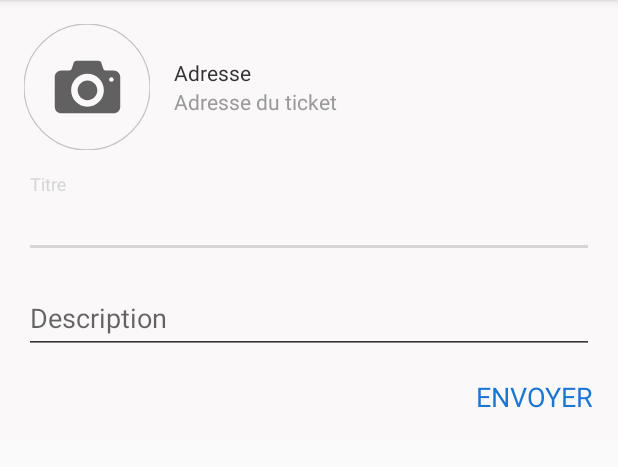
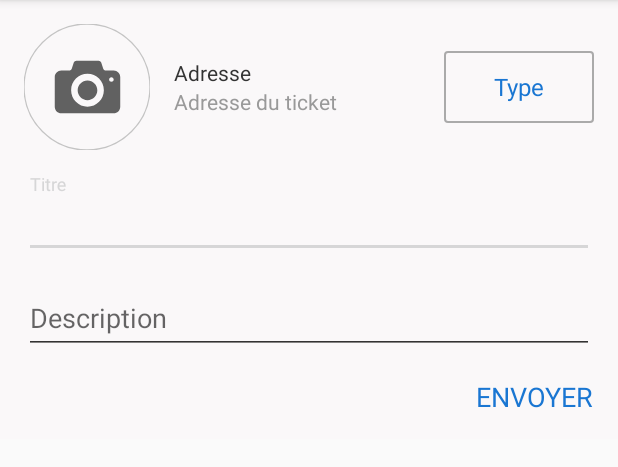
Before and after one commit to fabredthunder/ilmc_android, an Android app: the fragment TicketCreationFragment placed in its activity, after a tap on "ENVOYER", on a phone screen of 412 x 824 dp, the part 84-551 px from its top. Run offline under Robolectric (Android 15) with nearby library versions, the phone set to English and light mode, and no system bars; our stand-ins replace ButterKnife, EventBus; libraries missing offline, so code that uses them is left out: com.luseen.spacenavigation, com.nguyenhoanglam.imagepicker, pl.aprilapps.easyphotopicker, retrofit.client; pictures from the network do not load; 26 statements that could not run were skipped.

Commit message:
fix some bugs

```diff
--- a/app/src/debug/res/values/google_maps_api.xml
+++ b/app/src/debug/res/values/google_maps_api.xml
@@ -1,5 +1,5 @@
 <resources>
     <string name="google_maps_key" templateMergeStrategy="preserve" translatable="false">
-       AIzaSyBAOLjJa0YUtrFKLW-2a3KqSzI3iDvp5B4
+       AIzaSyD24-daxo7K11BKQ0SffDTToG9ceZSxRuY
     </string>
 </resources>
--- a/app/src/main/java/fr/ilovemycity/android/models/Ticket.java
+++ b/app/src/main/java/fr/ilovemycity/android/models/Ticket.java
@@ -29,6 +29,7 @@ public class Ticket implements Serializable {
     private boolean  vote;
     private String   status;
     private String  creatorId;
+    private String  type;
 
     // City informations
     private String cityId;
@@ -172,6 +173,14 @@ public class Ticket implements Serializable {
         this.creatorId = creatorId;
     }
 
+    public String getType() {
+        return type;
+    }
+
+    public void setType(String type) {
+        this.type = type;
+    }
+
     /**
      * Helpers
      */
--- a/app/src/main/java/fr/ilovemycity/android/views/CityFragment.java
+++ b/app/src/main/java/fr/ilovemycity/android/views/CityFragment.java
@@ -13,6 +13,7 @@ import android.widget.Button;
 import android.widget.ImageView;
 import android.widget.LinearLayout;
 import android.widget.TextView;
+import android.widget.Toast;
 
 import com.bumptech.glide.Glide;
 import com.bumptech.glide.load.engine.DiskCacheStrategy;
@@ -223,6 +224,7 @@ public class CityFragment extends Fragment {
                     @Override
                     public void onClick(DialogInterface dialogInterface, int i) {
 
+                        if (mCity.getLocation() != null) {
                             String geo = "google.navigation:q=" + mCity.getLocation().getCoordinates()[0] + "," + mCity.getLocation().getCoordinates()[1];
 
                             Uri gmmIntentUri = Uri.parse(geo);
@@ -231,6 +233,8 @@ public class CityFragment extends Fragment {
                             if (mapIntent.resolveActivity(getActivity().getPackageManager()) != null) {
                                 startActivity(mapIntent);
                             }
+                        } else
+                            Toast.makeText(getActivity(), "Error", Toast.LENGTH_SHORT).show();
 
                     }
                 })
--- a/app/src/main/java/fr/ilovemycity/android/views/TicketCreationFragment.java
+++ b/app/src/main/java/fr/ilovemycity/android/views/TicketCreationFragment.java
@@ -9,8 +9,10 @@ import android.support.v4.content.ContextCompat;
 import android.view.LayoutInflater;
 import android.view.View;
 import android.view.ViewGroup;
+import android.widget.ArrayAdapter;
 import android.widget.EditText;
 import android.widget.ImageView;
+import android.widget.Spinner;
 import android.widget.TextView;
 import android.widget.Toast;
 
@@ -54,11 +56,14 @@ public class TicketCreationFragment extends Fragment implements View.OnClickList
      * ATTRIBUTES *
      **************/
 
+    String[] types = {"Type", "Incident", "Danger", "Initiative", "Divers"};
+
     @BindView(R.id.iv_photo_ticket) ImageView   ivPhotoTicket;
     @BindView(R.id.tv_ticket_adress) TextView   tvTicketAdress;
     @BindView(R.id.input_title) EditText        etTitle;
     @BindView(R.id.input_description) EditText  etDescription;
     @BindView(R.id.tv_submit) TextView          tvSubmit;
+    @BindView(R.id.spinner_type) Spinner        spinnerType;
 
     private LatLng      position;
     private File        photoFile = null;
@@ -88,6 +93,14 @@ public class TicketCreationFragment extends Fragment implements View.OnClickList
     public void onStart() {
         super.onStart();
         EventBus.getDefault().register(this);
+
+        final ArrayAdapter<CharSequence> adapter = new ArrayAdapter<>(getContext(), R.layout.spinner_item);
+
+        for (String type : types) {
+            adapter.add(type);
+        }
+        spinnerType.setAdapter(adapter);
+        spinnerType.setSelection(0);
     }
 
     @Override
@@ -119,6 +132,14 @@ public class TicketCreationFragment extends Fragment implements View.OnClickList
                 ticket.setAddress(tvTicketAdress.getText().toString());
                 ticket.setDescription(etDescription.getText().toString());
                 ticket.setCityId(ILMCApp.getUser().getCityId());
+                ticket.setType(types[spinnerType.getSelectedItemPosition()]);
+
+                String type = types[spinnerType.getSelectedItemPosition()];
+
+                if (type.equals("Type"))
+                    type = "Divers";
+
+                ticket.setType(type);
 
                 ticket.setLocation(new Loc());
 
@@ -129,10 +150,10 @@ public class TicketCreationFragment extends Fragment implements View.OnClickList
 
                     @Override
                     public void success(Ticket ticket, Response response) {
+                        EventBus.getDefault().postSticky(new RefreshTicketsEvent("createdAt"));
+                        EventBus.getDefault().post(new RefreshMapEvent());
+
                         if (photoFile != null) {
-                            EventBus.getDefault().postSticky(new RefreshTicketsEvent("createdAt"));
-                            EventBus.getDefault().post(new RefreshMapEvent());
-
                             InputStream is;
                             try {
                                 is = new FileInputStream(photoFile);
@@ -199,6 +220,6 @@ public class TicketCreationFragment extends Fragment implements View.OnClickList
 
     @Subscribe(sticky = true, threadMode = ThreadMode.MAIN)
     public void onGalleryResultEvent(GalleryResultEvent event) {
-       //todo
+        //todo
     }
 }
--- a/app/src/main/res/layout/fragment_ticket_creation.xml
+++ b/app/src/main/res/layout/fragment_ticket_creation.xml
@@ -20,11 +20,14 @@
             android:contentDescription="@string/photo_incident" />
 
         <LinearLayout
-            android:layout_width="match_parent"
+            android:id="@+id/adress"
+            android:layout_width="wrap_content"
             android:layout_height="wrap_content"
             android:orientation="vertical"
             android:layout_toRightOf="@+id/iv_photo_ticket"
             android:layout_toEndOf="@+id/iv_photo_ticket"
+            android:layout_toLeftOf="@+id/spinner_type"
+            android:layout_toStartOf="@+id/spinner_type"
             android:layout_centerVertical="true">
 
             <TextView
@@ -45,6 +48,16 @@
                 android:ellipsize="end"/>
 
         </LinearLayout>
+
+        <Spinner
+            android:id="@+id/spinner_type"
+            android:layout_width="100dp"
+            android:layout_height="48dp"
+            android:layout_margin="16dp"
+            android:background="@drawable/edit_text_bg"
+            android:layout_alignParentEnd="true"
+            android:layout_alignParentRight="true"
+            android:layout_centerVertical="true" />
 
     </RelativeLayout>
 
```
Also changed, not shown: 2 other files. Lines whose indentation alone changed are shown as unchanged.
